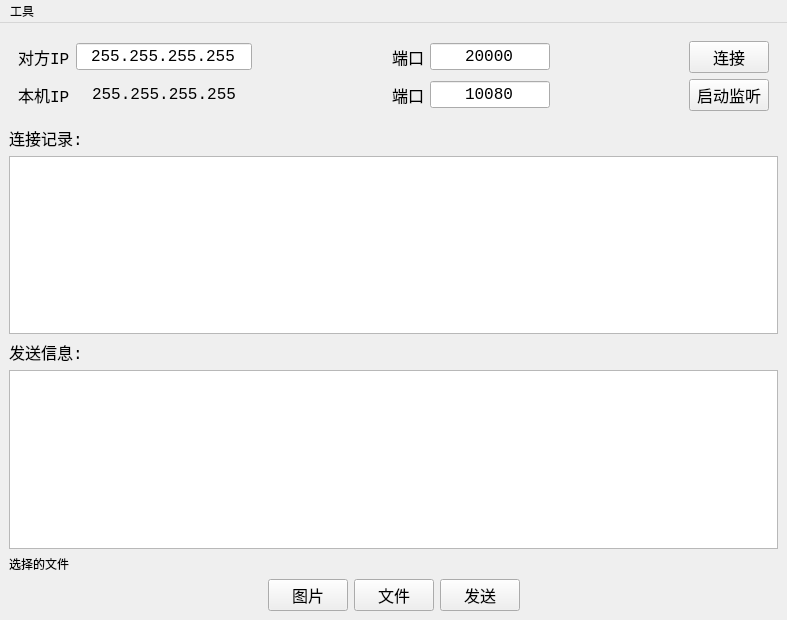
First picture: the form in tcpsocket/mainwindow.ui, repository ningzichun/socket, before the edit.
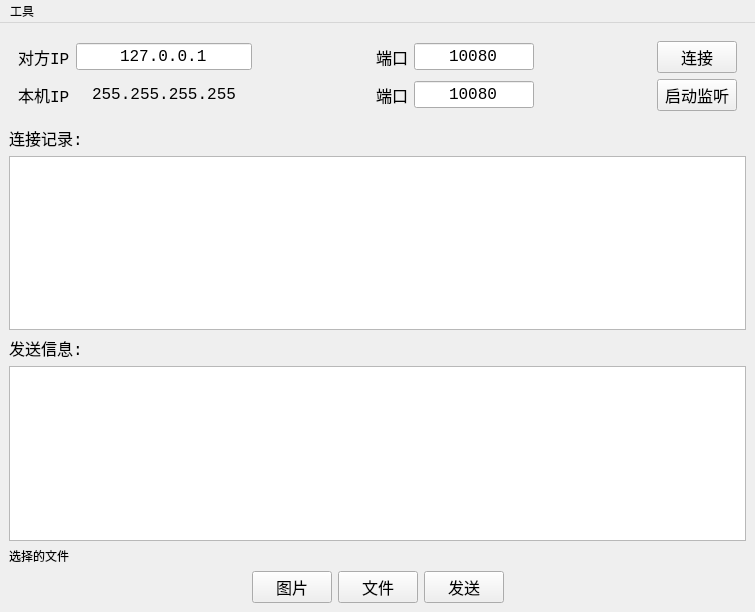
Second picture: the form after the edit.

Commit message: 微调界面

Patch:
```diff
--- a/tcpsocket/mainwindow.ui
+++ b/tcpsocket/mainwindow.ui
@@ -6,8 +6,8 @@
    <rect>
     <x>0</x>
     <y>0</y>
-    <width>787</width>
-    <height>620</height>
+    <width>755</width>
+    <height>612</height>
    </rect>
   </property>
   <property name="windowTitle">
@@ -131,7 +131,7 @@
           </font>
          </property>
          <property name="text">
-          <string>20000</string>
+          <string>10080</string>
          </property>
          <property name="maxLength">
           <number>5</number>
@@ -189,7 +189,7 @@
           </font>
          </property>
          <property name="text">
-          <string>255.255.255.255</string>
+          <string>127.0.0.1</string>
          </property>
          <property name="alignment">
           <set>Qt::AlignCenter</set>
@@ -359,7 +359,7 @@
     <rect>
      <x>0</x>
      <y>0</y>
-     <width>787</width>
+     <width>755</width>
      <height>26</height>
     </rect>
    </property>
```
